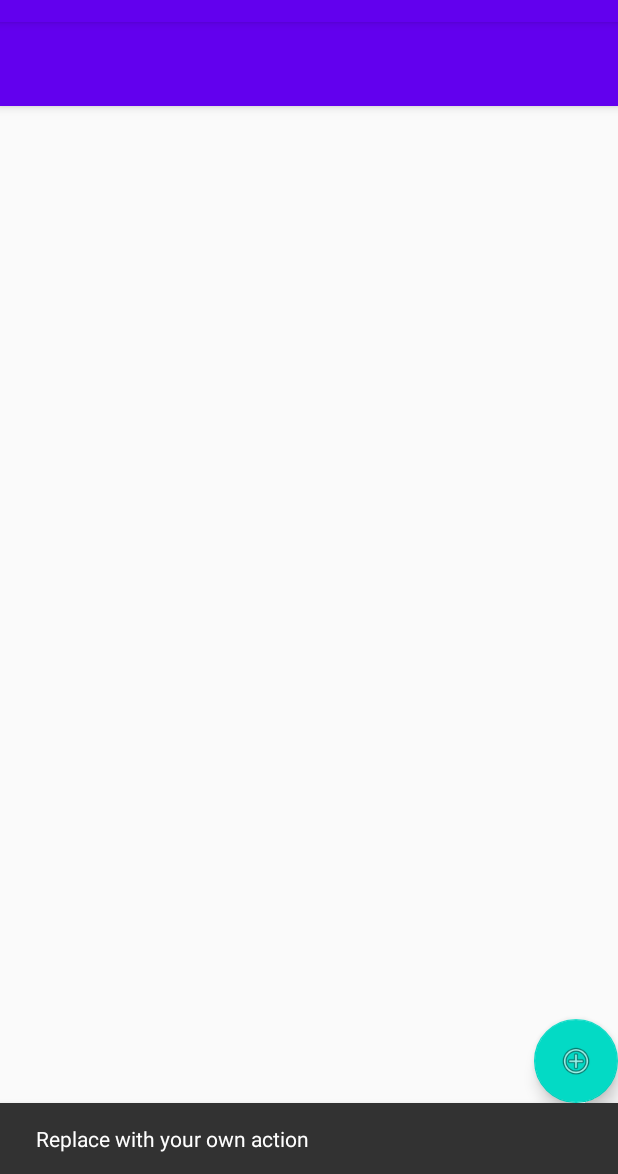
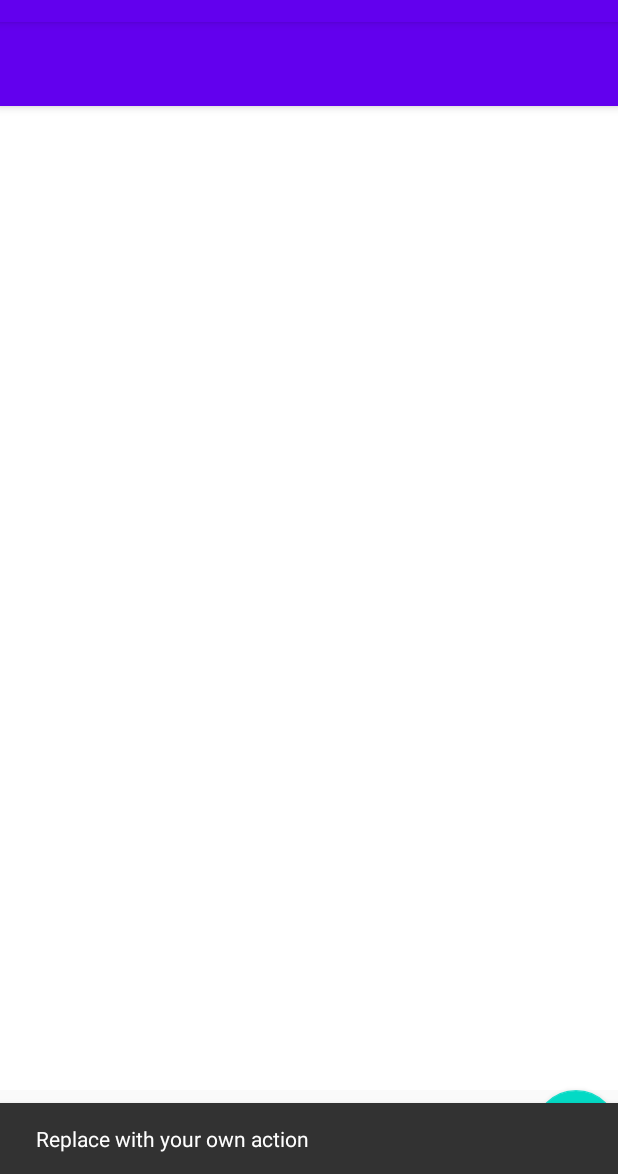
Before and after one commit to nagygm/cryptowatcher, an Android app: the screen it shows after launch (MainActivity), after a tap on an icon or button, on a phone screen of 412 x 824 dp, the part 62-1236 px from its top. Run offline under Robolectric (Android 15) with nearby library versions, the phone set to English and light mode, and no system bars; our stand-ins replace Dagger/Hilt's generated code, EventBus, Room's generated code; pictures from the network do not load; 1 statement that could not run was skipped.

Commit message:
Adds basic main activity

```diff
--- a/app/src/main/kotlin/com/nagygm/cryptowatcher/interactor/main/MainInteractor.kt
+++ b/app/src/main/kotlin/com/nagygm/cryptowatcher/interactor/main/MainInteractor.kt
@@ -3,6 +3,7 @@ package com.nagygm.cryptowatcher.interactor.main
 import android.util.Log
 import com.nagygm.cryptowatcher.interactor.main.event.GetPinnedCryptoCurrencies
 import com.nagygm.cryptowatcher.network.SimpleApi
+import com.nagygm.cryptowatcher.persistence.Coin
 import com.nagygm.cryptowatcher.persistence.CoinDao
 import org.greenrobot.eventbus.EventBus
 import retrofit2.Call
@@ -10,24 +11,58 @@ import retrofit2.Response
 import java.lang.Exception
 import javax.inject.Inject
 
-class MainInteractor @Inject constructor(private var coinDao: CoinDao, private var simpleApi: SimpleApi){
+class MainInteractor @Inject constructor(
+    private var coinDao: CoinDao,
+    private var simpleApi: SimpleApi
+) {
     fun getPinnedCryptoCurrencies() {
         val event = GetPinnedCryptoCurrencies()
         try {
+            coinDao.insertCoin(
+                Coin(
+                    1,
+                    "bitcoin",
+                    "btc",
+                    "Bitcoin",
+                    "eur",
+                    "https://assets.coingecko.com/coins/images/1/small/bitcoin.png?1547033579",
+                    9130.62
+                )
+            )
+            coinDao.insertCoin(
+                Coin(
+                    2,
+                    "ethereum",
+                    "eth",
+                    "Ethereum",
+                    "eur",
+                    "https://assets.coingecko.com/coins/images/279/small/ethereum.png?1547034048",
+                    182.2
+                )
+            )
             val coins = coinDao.loadCoinsWithAlerts()
 
             val idsList = coins.map { it.coin.externalId }
-            val ids = idsList.reduce {a, b -> "$a,$b" }
+            val ids = idsList.reduce { a, b -> "$a,$b" }
+            val vsCurrencies = coins.map { it.coin.vsCurrency }.reduce { a, b -> "$a,$b" }
 
-            val data: Response<Map<String, Map<String, Double>>> = simpleApi.simplePriceGet(ids, "eur",
+            val data: Response<Map<String, Map<String, Double>>> = simpleApi.simplePriceGet(
+                ids, vsCurrencies,
                 "false", "false",
-                "false", "false").execute()
+                "false", "false"
+            ).execute()
 
-            if(data.code() != 200) {
+            if (data.code() != 200) {
                 throw  Exception("Result code is not 200")
             }
             event.code = data.code()
             event.networkData = data.body()
+
+            coins.forEach {
+                it.coin.lastValue =
+                    data.body()?.get(it.coin.externalId)?.get(it.coin.vsCurrency)
+                        ?: it.coin.lastValue
+            }
 
             Log.d("DB", "Pinned coin count")
             event.coins = coins
--- a/app/src/main/kotlin/com/nagygm/cryptowatcher/persistence/CryptoWatcherDatabase.kt
+++ b/app/src/main/kotlin/com/nagygm/cryptowatcher/persistence/CryptoWatcherDatabase.kt
@@ -4,6 +4,7 @@ import android.content.Context
 import androidx.room.Database
 import androidx.room.Room
 import androidx.room.RoomDatabase
+import java.io.File
 
 @Database(entities = [Coin::class, Alert::class], version = 1)
 abstract class CryptoWatcherDatabase : RoomDatabase(){
@@ -28,6 +29,7 @@ abstract class CryptoWatcherDatabase : RoomDatabase(){
         private fun buildDatabase(context: Context) =
             Room.databaseBuilder(context.applicationContext,
                 CryptoWatcherDatabase::class.java, "cryptowatcher.db")
+                .createFromAsset("db/sample.db")
                 .build()
     }
 }
--- a/app/src/main/kotlin/com/nagygm/cryptowatcher/ui/main/MainActivity.kt
+++ b/app/src/main/kotlin/com/nagygm/cryptowatcher/ui/main/MainActivity.kt
@@ -1,7 +1,10 @@
 package com.nagygm.cryptowatcher.ui.main
 
 import android.os.Bundle
+import android.view.View
+import android.widget.Toast
 import androidx.appcompat.app.AppCompatActivity
+import androidx.recyclerview.widget.LinearLayoutManager
 import com.google.android.material.snackbar.Snackbar
 import com.nagygm.cryptowatcher.CryptoWatcherApplication
 import com.nagygm.cryptowatcher.CryptoWatcherApplicationComponent
@@ -14,7 +17,8 @@ class MainActivity : AppCompatActivity(), MainScreen {
     @Inject
     lateinit var mainPresenter: MainPresenter
 
-    private var artistsAdapter: MainAdapter? = null
+    private var mainAdapter: MainAdapter? = null
+    private var coins: MutableList<CoinDao.CoinWithAlerts> = mutableListOf()
 
     private val injector: CryptoWatcherApplicationComponent
         get() {
@@ -26,14 +30,19 @@ class MainActivity : AppCompatActivity(), MainScreen {
         setContentView(R.layout.activity_main)
         injector.inject(this)
 
-        showPinnedCryptoCurrencies(mutableListOf())
+        mainPresenter.showPinnedCryptoCurrencies()
 
-        floatingActionButton.setOnClickListener { view -> Snackbar.make(view, "Replace with your own action", Snackbar.LENGTH_LONG).setAction("Action", null).show() }
+        floatingActionButton.setOnClickListener { view ->
+            Snackbar.make(
+                view,
+                "Replace with your own action",
+                Snackbar.LENGTH_LONG
+            ).setAction("Action", null).show()
+        }
     }
 
     override fun onStart() {
         super.onStart()
-        mainPresenter.attachScreen(this)
     }
 
     override fun onStop() {
@@ -41,8 +50,35 @@ class MainActivity : AppCompatActivity(), MainScreen {
         mainPresenter.detachScreen()
     }
 
+    override fun onResume() {
+        super.onResume()
+        mainPresenter.attachScreen(this)
+        val llm = LinearLayoutManager(this.applicationContext)
+        llm.orientation = LinearLayoutManager.VERTICAL
+        recyclerViewPinnedCryptoCurrencies.layoutManager = llm
+        mainAdapter = MainAdapter(this.applicationContext, coins)
+        recyclerViewPinnedCryptoCurrencies.adapter = mainAdapter
+    }
+
+    override fun onPause() {
+        mainPresenter.detachScreen()
+        super.onPause()
+    }
+
     override fun showPinnedCryptoCurrencies(coins: MutableList<CoinDao.CoinWithAlerts>) {
-        mainPresenter.showPinnedCryptoCurrencies()
+        swipeRefreshLayoutMain.isRefreshing = false
+        this.coins.clear()
+        this.coins.addAll(coins)
+
+        mainAdapter?.updateData(coins)
+
+        if (this.coins.isEmpty()) {
+            recyclerViewPinnedCryptoCurrencies.visibility = View.GONE
+            emptyTextView.visibility = View.VISIBLE
+        } else {
+            recyclerViewPinnedCryptoCurrencies.visibility = View.VISIBLE
+            emptyTextView.visibility = View.GONE
+        }
     }
 
     override fun showCryptoCurrencyDetails(position: Int, id: Long) {
@@ -50,6 +86,6 @@ class MainActivity : AppCompatActivity(), MainScreen {
     }
 
     override fun showError(errorMsg: String) {
-//        Snackbar.make(view, "Replace with your own action", Snackbar.LENGTH_LONG).setAction("Action", null).show()
+        Toast.makeText(this.applicationContext, errorMsg, Toast.LENGTH_LONG).show()
     }
 }
--- a/app/src/main/res/layout/activity_main.xml
+++ b/app/src/main/res/layout/activity_main.xml
@@ -1,7 +1,7 @@
 <?xml version="1.0" encoding="utf-8"?>
 <androidx.coordinatorlayout.widget.CoordinatorLayout xmlns:android="http://schemas.android.com/apk/res/android"
+    xmlns:app="http://schemas.android.com/apk/res-auto"
     xmlns:tools="http://schemas.android.com/tools"
-    xmlns:app="http://schemas.android.com/apk/res-auto"
     android:layout_width="match_parent"
     android:layout_height="match_parent">
 
@@ -18,32 +18,45 @@
 
     </com.google.android.material.appbar.AppBarLayout>
 
-    <androidx.core.widget.NestedScrollView
+    <!--    <androidx.core.widget.NestedScrollView-->
+    <!--        android:layout_width="match_parent"-->
+    <!--        android:layout_height="match_parent"-->
+
+
+    <!--        app:layout_behavior="com.google.android.material.appbar.AppBarLayout$ScrollingViewBehavior">-->
+
+
+    <!--    </androidx.core.widget.NestedScrollView>-->
+    <FrameLayout
         android:layout_width="match_parent"
         android:layout_height="match_parent"
+        app:layout_behavior="@string/appbar_scrolling_view_behavior"
+        >
 
-
-        app:layout_behavior="com.google.android.material.appbar.AppBarLayout$ScrollingViewBehavior">
-
-
-    </androidx.core.widget.NestedScrollView>
-
-    <LinearLayout
+        <LinearLayout xmlns:android="http://schemas.android.com/apk/res/android"
             android:layout_width="match_parent"
             android:layout_height="match_parent"
             android:orientation="vertical">
 
+            <androidx.swiperefreshlayout.widget.SwipeRefreshLayout
+                android:id="@+id/swipeRefreshLayoutMain"
+                android:layout_width="match_parent"
+                android:layout_height="wrap_content"
+                android:layout_weight="1"
+                android:background="#FFFFFF">
+
                 <androidx.recyclerview.widget.RecyclerView
+                    android:id="@+id/recyclerViewPinnedCryptoCurrencies"
                     android:layout_width="match_parent"
-            android:layout_height="match_parent"/>
+                    android:layout_height="match_parent" />
 
                 <TextView
-            android:id="@+id/textView"
+                    android:id="@+id/emptyTextView"
                     android:layout_width="wrap_content"
                     android:layout_height="wrap_content"
                     android:text="@string/noDataText" />
 
-    </LinearLayout>
+            </androidx.swiperefreshlayout.widget.SwipeRefreshLayout>
 
             <com.google.android.material.floatingactionbutton.FloatingActionButton
                 android:id="@+id/floatingActionButton"
@@ -53,6 +66,7 @@
                 android:clickable="true"
                 android:focusable="true"
                 android:src="@android:drawable/ic_menu_add" />
-
+        </LinearLayout>
+    </FrameLayout>
 
 </androidx.coordinatorlayout.widget.CoordinatorLayout>
```
Also changed, not shown: app/build.gradle (+13 -1 lines), app/src/main/kotlin/com/nagygm/cryptowatcher/ui/main/MainAdapter.kt (+31 -10 lines), app/src/main/res/layout/content_pinned_crypto_currencies.xml (+21 -12 lines), app/src/main/assets/db/sample.db (added), 1 other file. Lines whose indentation alone changed are shown as unchanged.
